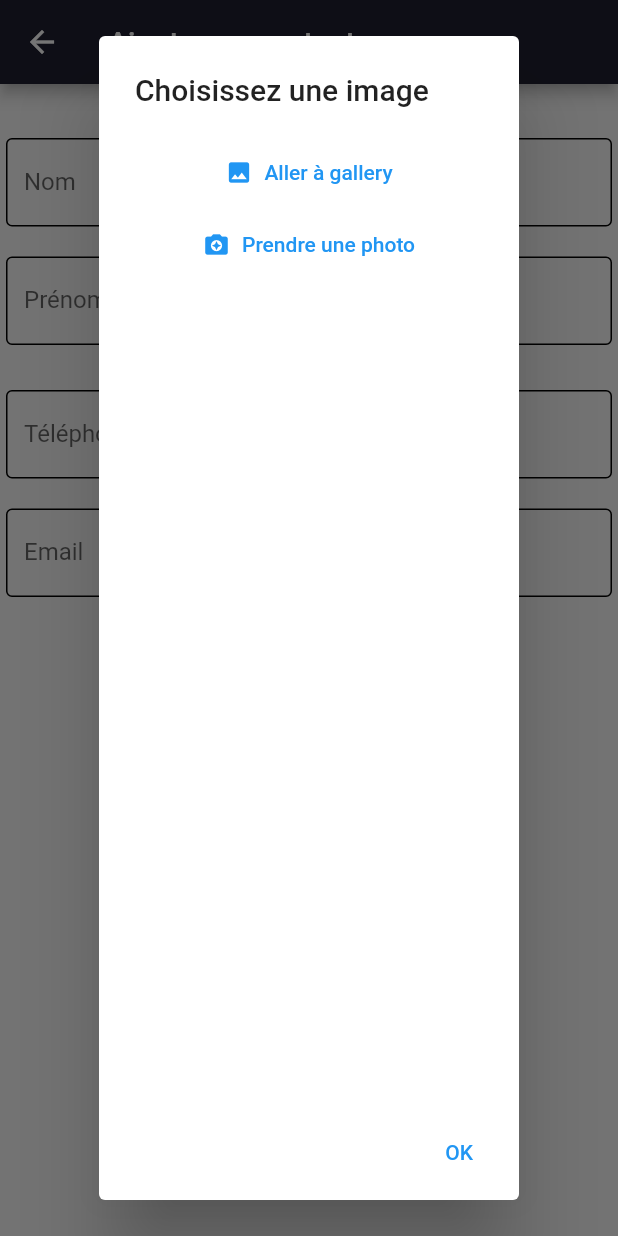
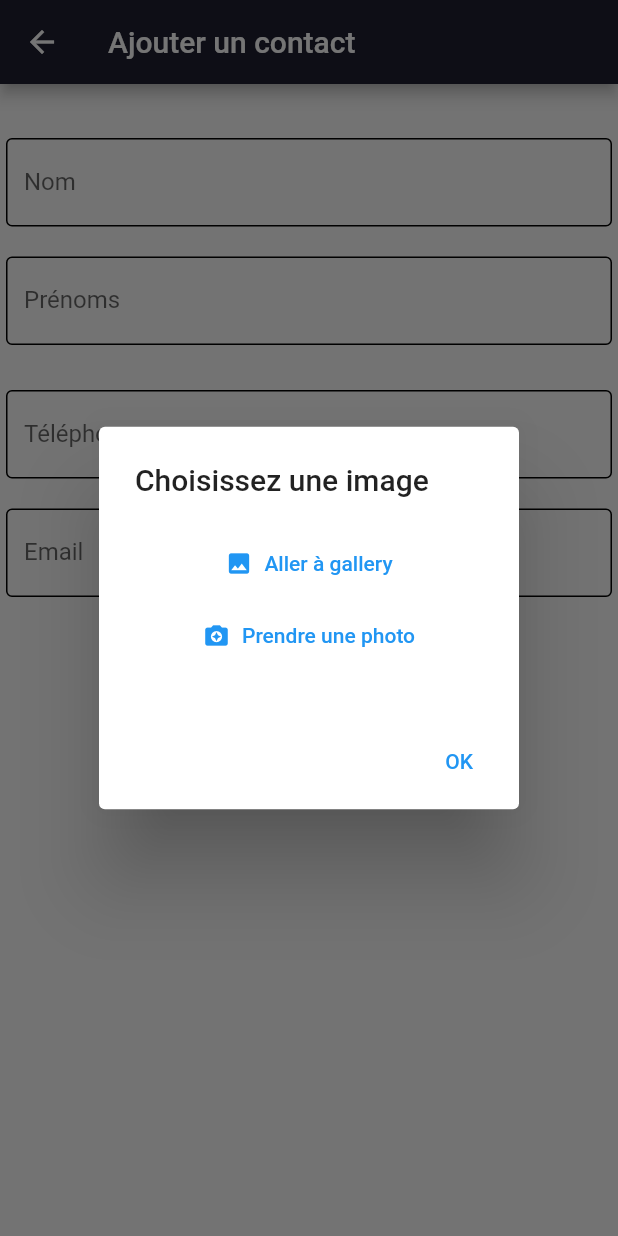
Before and after one commit to dabarayao/contactup, a Flutter app: the AddContact screen opened by its route, after a tap on "choisir une image", on a phone screen of 412 x 824 dp. Run offline on Flutter 3.47's test engine with Material 2 defaults, Android fonts, the phone set to English and light mode, and no system bars; our stand-ins replace basic_utils, cached_network_image, image_picker; network calls fail.

```diff
--- a/contactUp Mobile/lib/add_contact.dart
+++ b/contactUp Mobile/lib/add_contact.dart
@@ -139,7 +139,9 @@ class _AddContactState extends State<AddContact> {
       context: context,
       builder: (BuildContext context) => AlertDialog(
         title: const Text('Choisissez une image'),
-        content: Column(
+        content: SizedBox(
+          height: 100,
+          child: Column(
             children: [
               TextButton.icon(
                 onPressed: () {
@@ -159,9 +161,10 @@ class _AddContactState extends State<AddContact> {
               )
             ],
           ),
+        ),
         actions: <Widget>[
           TextButton(
-            onPressed: () => Navigator.pop(context, 'OK'),
+            onPressed: () => Navigator.pop(context, 'Fermer'),
             child: const Text('OK'),
           ),
         ],
@@ -189,6 +192,9 @@ class _AddContactState extends State<AddContact> {
         ? TextEditingController()
         : TextEditingController(text: routesArg['email']);
 
+    /* if routesArg is null and uploadimage.runtimeType is Xfile we give the link of existing photo on the server.
+    This means the photo haven't been uploaded.
+    */
     if (routesArg != null &&
         uploadimage.runtimeType != XFile &&
         uploadCancelled != true) {
@@ -199,7 +205,8 @@ class _AddContactState extends State<AddContact> {
       appBar: AppBar(
         // Here we take the value from the MyHomePage object that was created by
         // the App.build method, and use it to set our appbar title.
-        title: routesArg == null
+        title: routesArg ==
+                null // if routesArg is null we display a title for addinf contacts else we display a title for modidfing contacts
             ? Text("Ajouter un contact")
             : Text("Modifier un contact"),
         backgroundColor: Color(0XFF1F1F30),
@@ -224,7 +231,8 @@ class _AddContactState extends State<AddContact> {
                           children: [
                             SizedBox(
                                 height: 120,
-                                child: uploadimage is XFile
+                                child: uploadimage
+                                        is XFile // when the variable is string it isn't an upload file
                                     ? Image.file(
                                         File(uploadimage!.path),
                                       )
@@ -367,6 +375,7 @@ class _AddContactState extends State<AddContact> {
               ),
               uploadimage == null
                   ? TextButton.icon(
+                      // this widget suggest to pick image when there isn't
                       onPressed: () {
                         // Respond to button press
                         imageBrowse();
@@ -411,6 +420,7 @@ class _AddContactState extends State<AddContact> {
                           throw ("big error 404"); // Request Timeout response status code
                         },
                       ).whenComplete(() {
+                        // if routes args is null, it is we use the future createContact else we use the future updateContact
                         if (routesArg == null) {
                           createContact(
                               lastNamesController.text,
--- a/contactUp Mobile/pubspec.yaml
+++ b/contactUp Mobile/pubspec.yaml
@@ -67,6 +67,7 @@ flutter:
   # To add assets to your application, add an assets section, like this:
   assets:
     - pictures/no_internet.png # image when there isn't network connectivity
+    - pictures/contact_up.png # The logo of the application
 
 
   # An image asset can refer to one or more resolution-specific "variants", see
```
Also changed, not shown: contactUp Mobile/lib/contact_list.dart (+12 -12 lines), contactUp Mobile/lib/main.dart (+56 -0 lines), contactUp Mobile/pictures/contact_up.png (added). Lines whose indentation alone changed are shown as unchanged.
